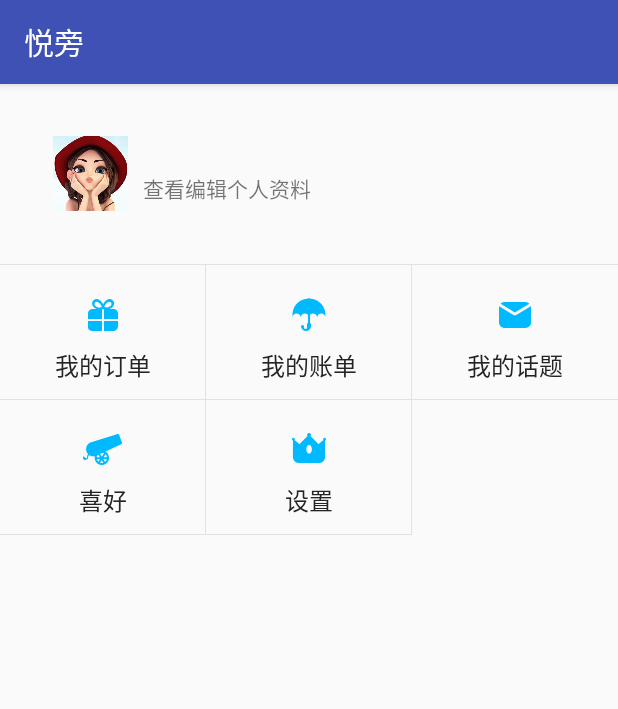
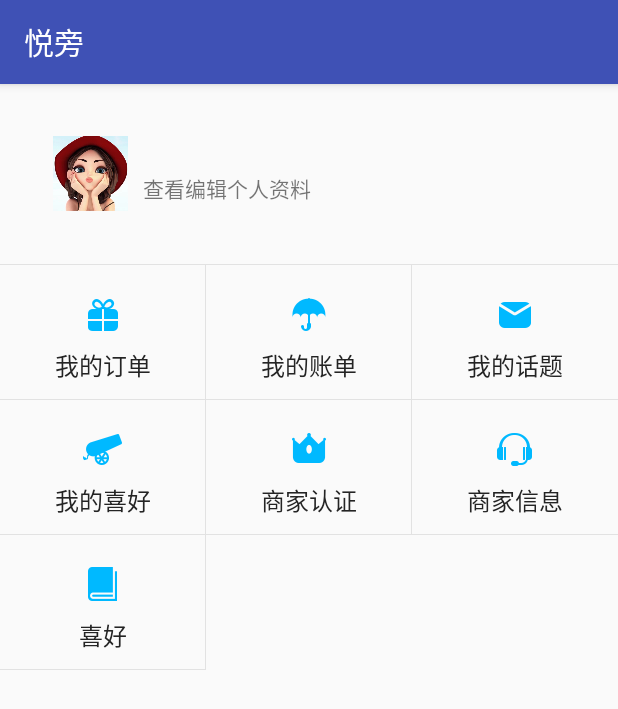
Before and after one commit to xugh24/ypApp, an Android app: the fragment MineFragment shown on its own in the app's theme, on a phone screen of 412 x 824 dp. Shown: the top 709 px of the screen. Run offline under Robolectric (Android 15) with nearby library versions, the phone set to English and light mode, and no system bars.

Commit message:
修改代码

```diff
--- a/app/src/main/AndroidManifest.xml
+++ b/app/src/main/AndroidManifest.xml
@@ -46,6 +46,10 @@
             android:name="com.yuepang.yuepang.activity.MylikeActivity"
             android:screenOrientation="portrait"
             android:theme="@android:style/Theme.Black.NoTitleBar.Fullscreen"/>
+        <activity
+            android:name="com.yuepang.yuepang.activity.MerchantActivity"
+            android:screenOrientation="portrait"
+            android:theme="@android:style/Theme.Black.NoTitleBar.Fullscreen"/>
 
     </application>
 
--- /dev/null
+++ b/app/src/main/java/com/yuepang/yuepang/activity/MerchantActivity.java
@@ -0,0 +1,31 @@
+package com.yuepang.yuepang.activity;
+
+import android.widget.TextView;
+
+import com.yuepang.yuepang.R;
+
+/**
+ * Created by xugh on 2019/3/18.
+ */
+
+public class MerchantActivity extends BaseActivity {
+
+    private TextView tvAdd;
+
+    private TextView tvCreate;
+
+    @Override
+    protected String getMyRTitle() {
+        return null;
+    }
+
+    @Override
+    protected String getMyTittle() {
+        return "商家认证";
+    }
+
+    @Override
+    protected int getContentViewId() {
+        return R.layout.merchant_ly;
+    }
+}
--- a/app/src/main/java/com/yuepang/yuepang/fragment/MineFragment.java
+++ b/app/src/main/java/com/yuepang/yuepang/fragment/MineFragment.java
@@ -12,6 +12,7 @@ import android.widget.RelativeLayout;
 import com.yuepang.yuepang.R;
 import com.yuepang.yuepang.Util.BindView;
 import com.yuepang.yuepang.Util.LogUtils;
+import com.yuepang.yuepang.activity.MerchantActivity;
 import com.yuepang.yuepang.activity.MylikeActivity;
 import com.yuepang.yuepang.activity.PersonageActivity;
 
@@ -38,6 +39,9 @@ public class MineFragment extends BaseFragment {
     @BindView(id = R.id.rl_uc_4, click = true)
     private RelativeLayout rlLike;
 
+    @BindView(id = R.id.rl_uc_5, click = true)
+    private RelativeLayout rlMerchant;
+
     @Override
     public void onCreate(@Nullable Bundle savedInstanceState) {
         super.onCreate(savedInstanceState);
@@ -59,8 +63,12 @@ public class MineFragment extends BaseFragment {
             case R.id.rl_uc_3:
                 break;
             case R.id.rl_uc_4:
-                Intent intent1 = new Intent(getContext(), MylikeActivity.class);
-                startActivity(intent1);
+                Intent intent4 = new Intent(getContext(), MylikeActivity.class);
+                startActivity(intent4);
+                break;
+            case R.id.rl_uc_5:
+                Intent intent5 = new Intent(getContext(), MerchantActivity.class);
+                startActivity(intent5);
                 break;
         }
     }
--- /dev/null
+++ b/app/src/main/res/layout/merchant_ly.xml
@@ -0,0 +1,22 @@
+<?xml version="1.0" encoding="utf-8"?>
+<LinearLayout xmlns:android="http://schemas.android.com/apk/res/android"
+    android:layout_width="match_parent"
+    android:layout_height="match_parent"
+    android:orientation="vertical">
+
+    <TextView
+        android:id="@+id/tv_add"
+        style="@style/syt_ed"
+        android:layout_width="match_parent"
+        android:gravity="center_vertical"
+        android:text="入住商圈" />
+
+    <TextView
+        android:id="@+id/tv_create"
+        style="@style/syt_ed"
+        android:layout_width="match_parent"
+        android:layout_marginTop="10dp"
+        android:gravity="center_vertical"
+        android:text="创建商圈" />
+
+</LinearLayout>
--- a/app/src/main/res/layout/mine_ly.xml
+++ b/app/src/main/res/layout/mine_ly.xml
@@ -204,7 +204,7 @@
                     android:id="@+id/tv_uc_4"
                     android:layout_width="wrap_content"
                     android:layout_height="wrap_content"
-                    android:text="喜好"
+                    android:text="我的喜好"
                     android:textColor="#242424"
                     android:textSize="16dp" />
             </LinearLayout>
@@ -240,15 +240,15 @@
                     android:id="@+id/iv_uc_5"
                     android:layout_width="wrap_content"
                     android:layout_height="wrap_content"
-                    android:src="@drawable/ic_vip"
-                    android:layout_marginBottom="5dp" />
+                    android:layout_marginBottom="5dp"
+                    android:src="@drawable/ic_vip" />
 
                 <TextView
                     android:id="@+id/tv_uc_5"
                     android:layout_width="wrap_content"
                     android:layout_height="wrap_content"
+                    android:text="商家认证"
                     android:textColor="#242424"
-                    android:text="设置"
                     android:textSize="16dp" />
             </LinearLayout>
 
@@ -270,7 +270,7 @@
             android:layout_width="0dp"
             android:layout_height="90dp"
             android:layout_weight="1"
-            android:visibility="invisible">
+            android:visibility="visible">
 
             <LinearLayout
                 android:id="@+id/ll_uc_6"
@@ -283,12 +283,14 @@
                     android:id="@+id/iv_uc_6"
                     android:layout_width="wrap_content"
                     android:layout_height="wrap_content"
-                    android:layout_marginBottom="5dp" />
+                    android:layout_marginBottom="5dp"
+                    android:src="@drawable/ic_call" />
 
                 <TextView
                     android:id="@+id/tv_uc_6"
                     android:layout_width="wrap_content"
                     android:layout_height="wrap_content"
+                    android:text="商家信息"
                     android:textColor="#242424"
                     android:textSize="16dp" />
             </LinearLayout>
@@ -300,4 +302,134 @@
                 android:background="#e2e2e2" />
         </RelativeLayout>
     </LinearLayout>
+
+    <LinearLayout
+        android:layout_width="match_parent"
+        android:layout_height="wrap_content"
+        android:orientation="horizontal">
+
+        <RelativeLayout
+            android:id="@+id/rl_uc_7"
+            android:layout_width="0dp"
+            android:layout_height="90dp"
+            android:layout_weight="1"
+            android:visibility="visible">
+
+            <LinearLayout
+                android:id="@+id/ll_uc_7"
+                android:layout_width="match_parent"
+                android:layout_height="90dp"
+                android:gravity="center"
+                android:orientation="vertical">
+
+                <ImageView
+                    android:id="@+id/iv_uc_7"
+                    android:layout_width="wrap_content"
+                    android:layout_height="wrap_content"
+                    android:layout_marginBottom="5dp"
+                    android:src="@drawable/ic_raiders" />
+
+                <TextView
+                    android:id="@+id/tv_uc_7"
+                    android:layout_width="wrap_content"
+                    android:layout_height="wrap_content"
+                    android:text="喜好"
+                    android:textColor="#242424"
+                    android:textSize="16dp" />
+            </LinearLayout>
+
+            <View
+                android:layout_width="match_parent"
+                android:layout_height="1px"
+                android:layout_alignParentBottom="true"
+                android:background="#e2e2e2" />
+
+            <View
+                android:layout_width="1px"
+                android:layout_height="match_parent"
+                android:layout_alignParentRight="true"
+                android:background="#e2e2e2" />
+        </RelativeLayout>
+
+        <RelativeLayout
+            android:id="@+id/rl_uc_8"
+            android:layout_width="0dp"
+            android:layout_height="90dp"
+            android:layout_weight="1"
+            android:visibility="invisible">
+
+            <LinearLayout
+                android:id="@+id/ll_uc_8"
+                android:layout_width="match_parent"
+                android:layout_height="90dp"
+                android:gravity="center"
+                android:orientation="vertical">
+
+                <ImageView
+                    android:id="@+id/iv_uc_8"
+                    android:layout_width="wrap_content"
+                    android:layout_height="wrap_content"
+                    android:layout_marginBottom="5dp"
+                    android:src="@drawable/ic_vip" />
+
+                <TextView
+                    android:id="@+id/tv_uc_8"
+                    android:layout_width="wrap_content"
+                    android:layout_height="wrap_content"
+                    android:text="商家"
+                    android:textColor="#242424"
+                    android:textSize="16dp" />
+            </LinearLayout>
+
+            <View
+                android:layout_width="match_parent"
+                android:layout_height="1px"
+                android:layout_alignParentBottom="true"
+                android:background="#e2e2e2" />
+
+            <View
+                android:layout_width="1px"
+                android:layout_height="match_parent"
+                android:layout_alignParentRight="true"
+                android:background="#e2e2e2" />
+        </RelativeLayout>
+
+        <RelativeLayout
+            android:id="@+id/rl_uc_9"
+            android:layout_width="0dp"
+            android:layout_height="90dp"
+            android:layout_weight="1"
+            android:visibility="invisible">
+
+            <LinearLayout
+                android:id="@+id/ll_uc_9"
+                android:layout_width="match_parent"
+                android:layout_height="90dp"
+                android:gravity="center"
+                android:orientation="vertical">
+
+                <ImageView
+                    android:id="@+id/iv_uc_9"
+                    android:layout_width="wrap_content"
+                    android:layout_height="wrap_content"
+                    android:layout_marginBottom="5dp"
+                    android:src="@drawable/ic_call" />
+
+                <TextView
+                    android:id="@+id/tv_uc_9"
+                    android:layout_width="wrap_content"
+                    android:layout_height="wrap_content"
+                    android:text="设置"
+                    android:textColor="#242424"
+                    android:textSize="16dp" />
+            </LinearLayout>
+
+            <View
+                android:layout_width="match_parent"
+                android:layout_height="1px"
+                android:layout_alignParentBottom="true"
+                android:background="#e2e2e2" />
+        </RelativeLayout>
+    </LinearLayout>
+
 </LinearLayout>
```
Also changed, not shown: app/src/main/res/drawable-hdpi/ic_call.png (added), app/src/main/res/drawable-hdpi/ic_raiders.png (added).
